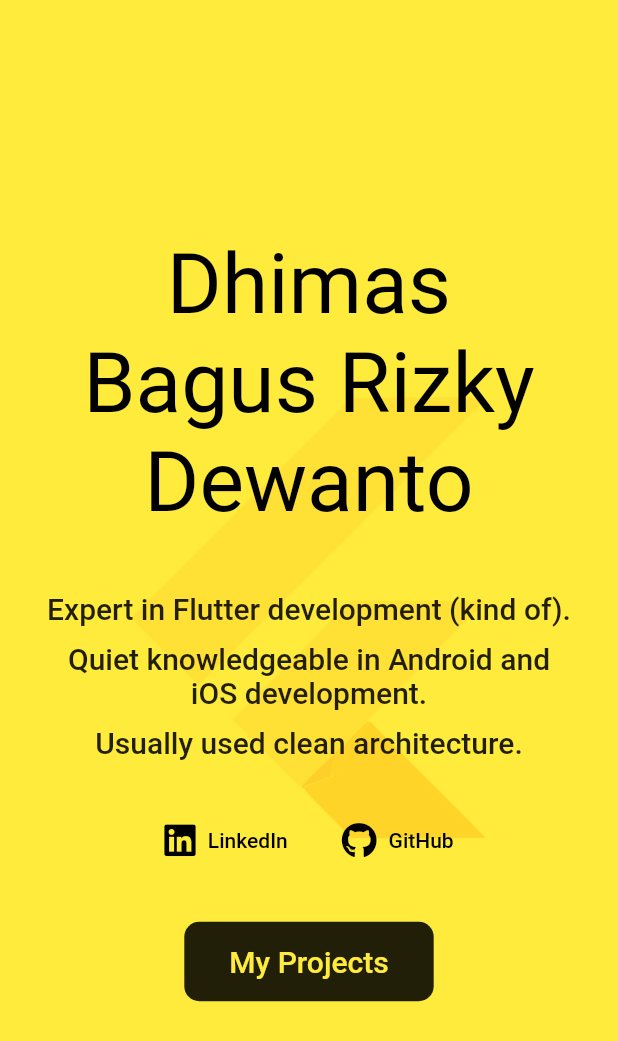
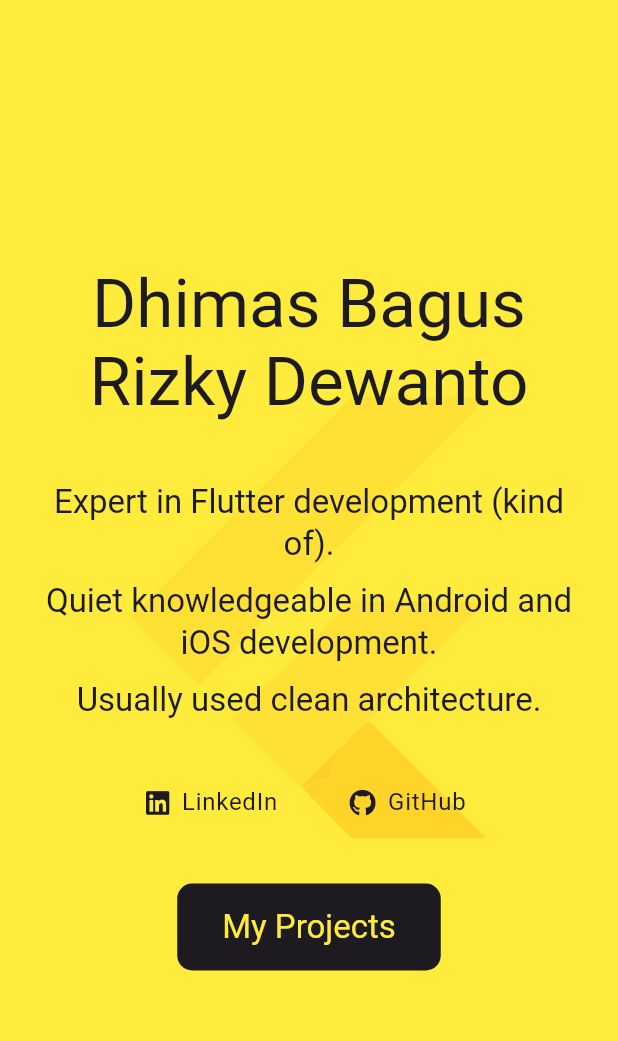
Before and after one commit to dhimasdewanto/web_portofolio, a Flutter app: the screen it shows after launch, on a phone screen of 412 x 824 dp. Shown: the top 1041 px of the screen. Run offline on Flutter 3.47's test engine with Material 3 defaults, Android fonts, the phone set to English and light mode, and no system bars; drawn by our look-alikes of flutter_animate; our stand-ins replace font_awesome_flutter; missing offline and left inert: dough.

Commit message:
Update Theme to Material 3

```diff
--- a/assets/data/sosmed.json
+++ b/assets/data/sosmed.json
@@ -3,7 +3,7 @@
         {
             "iconName": "linkedin",
             "name": "LinkedIn",
-            "link": "https://www.linkedin.com/in/dhimas-bagus-rizky-dewanto-449b6b151/"
+            "link": "https://www.linkedin.com/in/dhimas-bagus-rizky-dewanto/"
         },
         {
             "iconName": "github",
--- a/lib/main.dart
+++ b/lib/main.dart
@@ -22,20 +22,7 @@ class MyApp extends StatelessWidget {
     return MaterialApp(
       title: "Dhimas Dewanto's Portofolio",
       theme: ThemeData(
-        useMaterial3: false,
-        textTheme: const TextTheme(
-          displayMedium: TextStyle(
-            color: Colors.black,
-          ),
-        ),
-        textButtonTheme: TextButtonThemeData(
-          style: ButtonStyle(
-            foregroundColor: WidgetStateProperty.resolveWith<Color>(
-              (states) => Colors.black,
-            ),
-          ),
-        ),
-        canvasColor: Colors.yellow,
+        scaffoldBackgroundColor: Colors.yellow,
       ),
       home: const HomePage(),
     ).animate().fadeIn(duration: durationAnimate);
--- a/lib/widgets/sosmed_widget.dart
+++ b/lib/widgets/sosmed_widget.dart
@@ -15,6 +15,9 @@ class SosmedWidget extends StatelessWidget {
 
   @override
   Widget build(BuildContext context) {
+    final textTheme = Theme.of(context).textTheme;
+    final bodyLarge = textTheme.bodyLarge;
+
     return Center(
       child: Row(
         mainAxisSize: MainAxisSize.min,
@@ -25,8 +28,14 @@ class SosmedWidget extends StatelessWidget {
             ),
             child: PressableDough(
               child: TextButton.icon(
-                icon: FaIcon(_getIcon(sosmed.iconName)),
-                label: Text(sosmed.name),
+                icon: FaIcon(
+                  _getIcon(sosmed.iconName),
+                  color: bodyLarge?.color,
+                ),
+                label: Text(
+                  sosmed.name,
+                  style: bodyLarge,
+                ),
                 onPressed: () async {
                   await _lauchUrl(sosmed.link);
                 },
--- a/lib/widgets/tags_widget.dart
+++ b/lib/widgets/tags_widget.dart
@@ -12,7 +12,7 @@ class TagsWidget extends StatelessWidget {
   Widget build(BuildContext context) {
     final textColor =
         (Theme.of(context).textTheme.bodyLarge ?? const TextStyle()).color;
-    final canvasColor = Theme.of(context).canvasColor;
+    final scaffoldBackgroundColor = Theme.of(context).scaffoldBackgroundColor;
 
     return Wrap(
       spacing: 5,
@@ -29,7 +29,7 @@ class TagsWidget extends StatelessWidget {
           child: Text(
             tag,
             style: TextStyle(
-              color: canvasColor,
+              color: scaffoldBackgroundColor,
             ),
           ),
         );
--- a/lib/widgets/unique_button.dart
+++ b/lib/widgets/unique_button.dart
@@ -38,6 +38,18 @@ class _UniqueButtonState extends State<UniqueButton> {
     _padding = _defaultPadding;
   }
 
+  void _changeBorderRadius(bool isHover) {
+    setState(() {
+      if (isHover) {
+        _borderRadius = _changeRadius;
+        _padding = _changePadding;
+      } else {
+        _borderRadius = _defaultRadius;
+        _padding = _defaultPadding;
+      }
+    });
+  }
+
   @override
   Widget build(BuildContext context) {
     final theme = Theme.of(context);
@@ -59,23 +71,11 @@ class _UniqueButtonState extends State<UniqueButton> {
           child: Text(
             widget.text,
             style: headline6.copyWith(
-              color: theme.canvasColor,
+              color: theme.scaffoldBackgroundColor,
             ),
           ),
         ),
       ),
     );
   }
-
-  void _changeBorderRadius(bool isHover) {
-    setState(() {
-      if (isHover) {
-        _borderRadius = _changeRadius;
-        _padding = _changePadding;
-      } else {
-        _borderRadius = _defaultRadius;
-        _padding = _defaultPadding;
-      }
-    });
-  }
 }
```
Also changed, not shown: lib/pages/projects_page.dart (+5 -7 lines).
